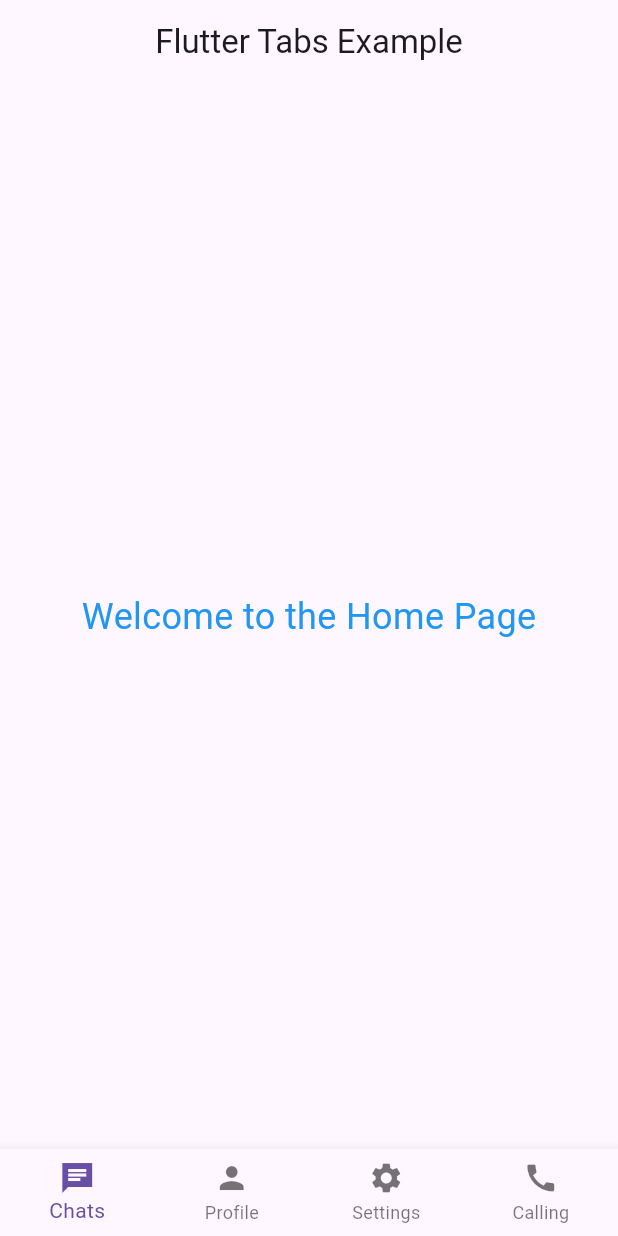
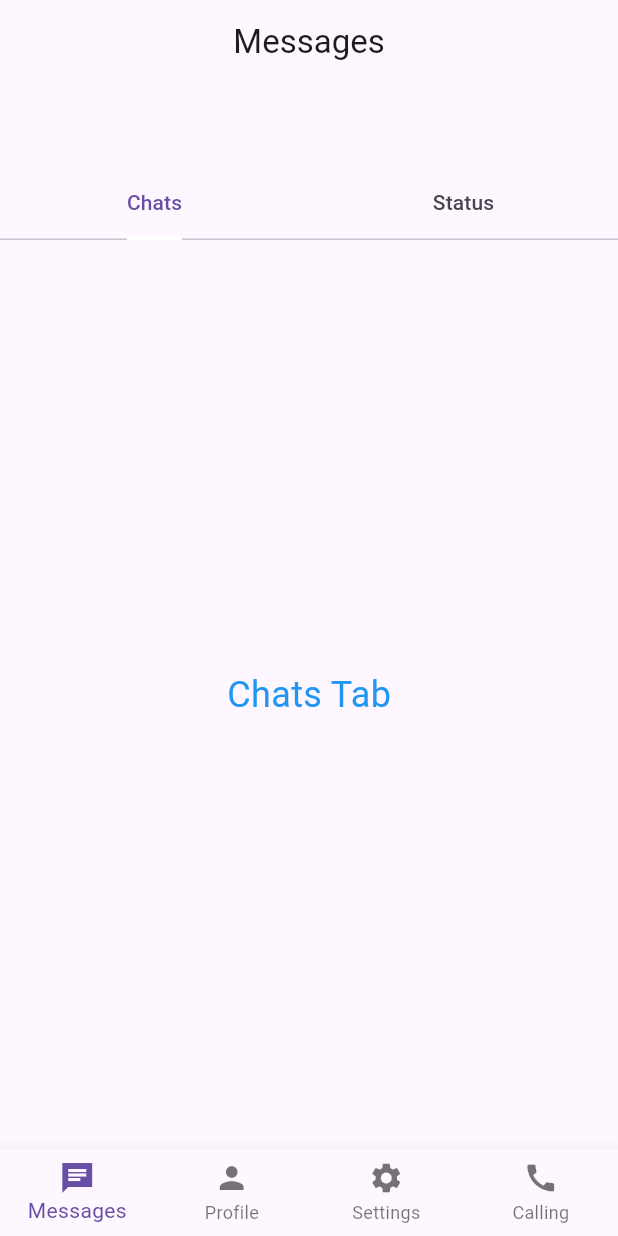
Before and after one commit to Hamza1-creator/_1st_app, a Flutter app: the screen it shows after launch, on a phone screen of 412 x 824 dp. Run offline on Flutter 3.47's test engine with Material 3 defaults, Android fonts, the phone set to English and light mode, and no system bars.

Commit message:
_Messages_
working on Messages saction

```diff
--- /dev/null
+++ b/lib/Chat.dart
@@ -0,0 +1,42 @@
+import 'package:flutter/material.dart';
+
+class Messages extends StatelessWidget {
+  const Messages({super.key});
+
+  @override
+  Widget build(BuildContext context) {
+    return DefaultTabController(
+      length: 2, // Number of tabs
+      child: Scaffold(
+        appBar: AppBar(
+          bottom: const PreferredSize(
+            preferredSize: Size.fromHeight(48.0), // Set the height of the TabBar
+            child: TabBar(
+              indicatorColor: Colors.white, // Customize the indicator
+              tabs: [
+                Tab(text: "Chats"),
+                Tab(text: "Status"),
+              ],
+            ),
+          ),
+        ),
+        body: const TabBarView(
+          children: [
+            Center(
+              child: Text(
+                "Chats Tab",
+                style: TextStyle(fontSize: 24, color: Colors.blue),
+              ),
+            ),
+            Center(
+              child: Text(
+                "Status Tab",
+                style: TextStyle(fontSize: 24, color: Colors.green),
+              ),
+            ),
+          ],
+        ),
+      ),
+    );
+  }
+}
--- /dev/null
+++ b/lib/HomeScreen.dart
@@ -0,0 +1,70 @@
+import 'package:flutter/material.dart';
+import 'Chat.dart';
+import 'ProfileTab.dart';
+import 'Setting.dart';
+import 'callMe.dart';
+
+class HomeScreen extends StatefulWidget {
+  const HomeScreen({super.key});
+
+  @override
+  State<HomeScreen> createState() => _HomeScreenState();
+}
+
+class _HomeScreenState extends State<HomeScreen> {
+  int _currentIndex = 0;
+
+  // List of pages (widgets) for each tab
+  final List<Widget> _pages = [
+    const Messages(),
+    const ProfileTab(),
+    const SettingsTab(),
+    const CallingTab(),
+  ];
+
+  // Titles for each tab
+  final List<String> _titles = [
+    "Messages",
+    "Profile",
+    "Settings",
+    "Calling",
+  ];
+
+  @override
+  Widget build(BuildContext context) {
+    return Scaffold(
+      appBar: AppBar(
+        title: Text(_titles[_currentIndex]),
+        centerTitle: true,
+      ),
+      body: _pages[_currentIndex], // Dynamically switch between widgets
+      bottomNavigationBar: BottomNavigationBar(
+        type: BottomNavigationBarType.fixed, // Support more than 3 items
+        currentIndex: _currentIndex,
+        onTap: (index) {
+          setState(() {
+            _currentIndex = index; // Update the current index
+          });
+        },
+        items: const [
+          BottomNavigationBarItem(
+            icon: Icon(Icons.chat_sharp),
+            label: "Messages",
+          ),
+          BottomNavigationBarItem(
+            icon: Icon(Icons.person),
+            label: "Profile",
+          ),
+          BottomNavigationBarItem(
+            icon: Icon(Icons.settings),
+            label: "Settings",
+          ),
+          BottomNavigationBarItem(
+            icon: Icon(Icons.call),
+            label: "Calling",
+          ),
+        ],
+      ),
+    );
+  }
+}
--- a/lib/HomeTab.dart
+++ /dev/null
@@ -1,16 +0,0 @@
-import 'package:flutter/material.dart';
-
-class HomeTab extends StatelessWidget {
-  const HomeTab({super.key});
-
-  @override
-  Widget build(BuildContext context) {
-    // You can write any logic here
-    return Center(
-      child: Text(
-        "Welcome to the Home Page",
-        style: TextStyle(fontSize: 24, color: Colors.blue),
-      ),
-    );
-  }
-}
--- a/lib/main.dart
+++ b/lib/main.dart
@@ -1,8 +1,5 @@
 import 'package:flutter/material.dart';
-import 'HomeTab.dart';
-import 'ProfileTab.dart';
-import 'Setting.dart';
-import 'callMe.dart';
+import 'HomeScreen.dart';
 void main() {
   runApp(const MyApp());
 }
@@ -18,60 +15,3 @@ class MyApp extends StatelessWidget {
     );
   }
 }
-
-class HomeScreen extends StatefulWidget {
-  const HomeScreen({super.key});
-
-  @override
-  State<HomeScreen> createState() => _HomeScreenState();
-}
-
-class _HomeScreenState extends State<HomeScreen> {
-  int _currentIndex = 0;
-
-  // List of pages (widgets) for each tab
-  final List<Widget> _pages = [
-    const HomeTab(),
-    const ProfileTab(),
-    const SettingsTab(),
-    const CallingTab(),
-  ];
-
-  @override
-  Widget build(BuildContext context) {
-    return Scaffold(
-      appBar: AppBar(
-        title: const Text("Flutter Tabs Example"),
-        centerTitle: true,
-      ),
-      body: _pages[_currentIndex], // Dynamically switch between widgets
-      bottomNavigationBar: BottomNavigationBar(
-        type: BottomNavigationBarType.fixed, // Support more than 3 items
-        currentIndex: _currentIndex,
-        onTap: (index) {
-          setState(() {
-            _currentIndex = index; // Update the current index
-          });
-        },
-        items: const [
-          BottomNavigationBarItem(
-            icon: Icon(Icons.chat_sharp),
-            label: "Chats",
-          ),
-          BottomNavigationBarItem(
-            icon: Icon(Icons.person),
-            label: "Profile",
-          ),
-          BottomNavigationBarItem(
-            icon: Icon(Icons.settings),
-            label: "Settings",
-          ),
-          BottomNavigationBarItem(
-            icon: Icon(Icons.call),
-            label: "Calling",
-          ),
-        ],
-      ),
-    );
-  }
-}
```
